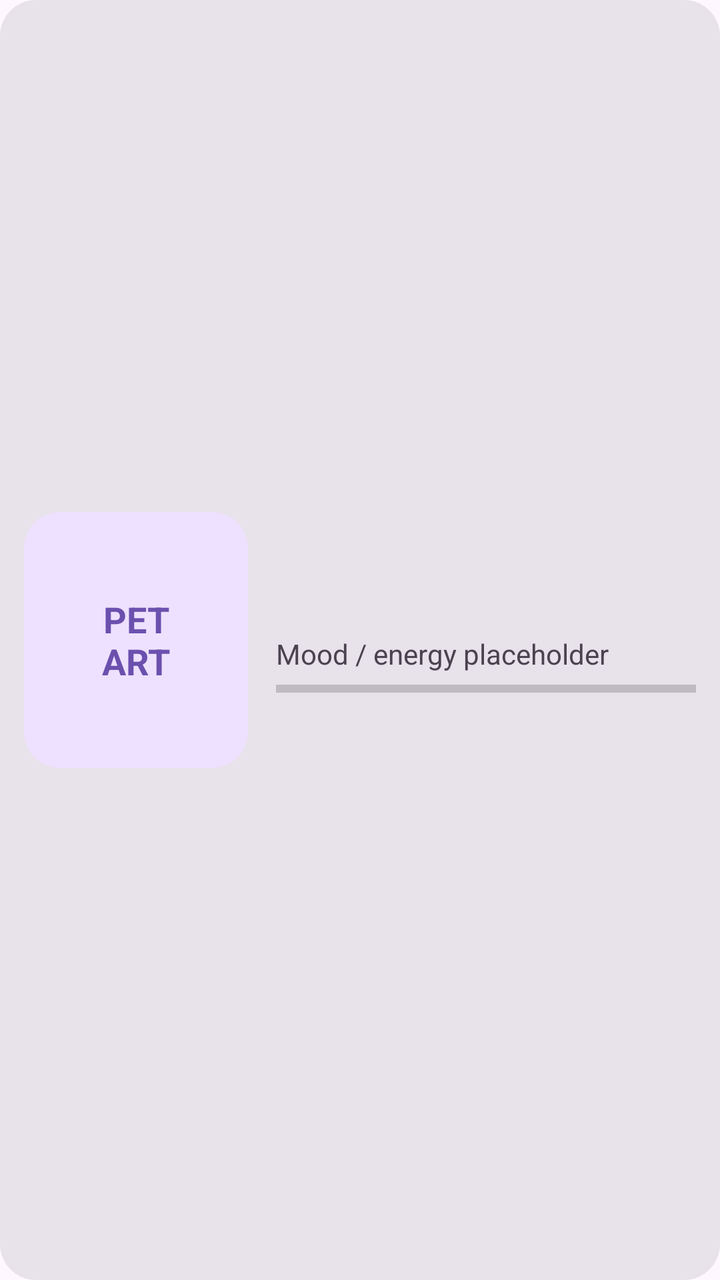
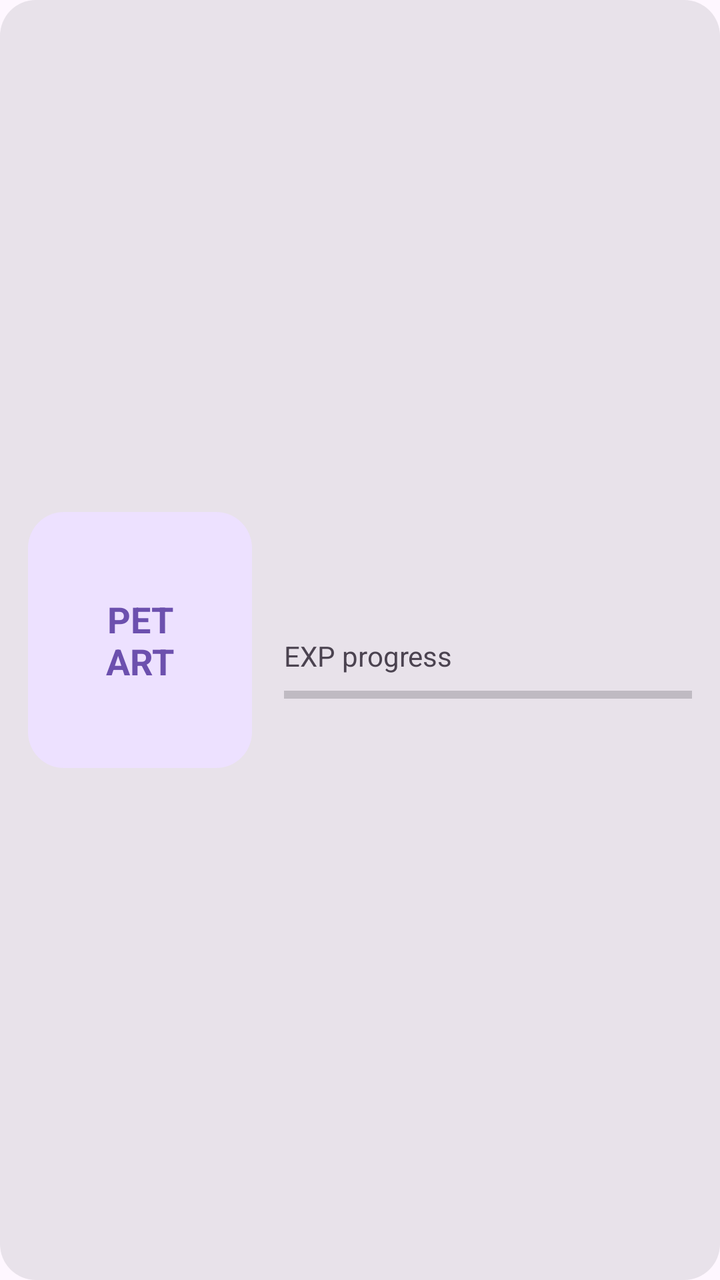

An Android layout rendered at two revisions. The XML below is the earlier revision; the diff shows what the commit changed to produce the second picture.
<!-- AndroidManifest.xml: application theme Theme.FocusPet -->
<!-- res/layout/item_pet_card.xml -->
<?xml version="1.0" encoding="utf-8"?>
<LinearLayout xmlns:android="http://schemas.android.com/apk/res/android"
    android:id="@+id/pet_card"
    android:layout_width="match_parent"
    android:layout_height="158dp"
    android:layout_marginTop="4dp"
    android:layout_marginBottom="4dp"
    android:background="@drawable/bg_focuspet_card"
    android:clickable="true"
    android:focusable="true"
    android:gravity="center_vertical"
    android:orientation="horizontal"
    android:padding="12dp">

    <TextView
        android:id="@+id/pet_image_placeholder"
        android:layout_width="112dp"
        android:layout_height="128dp"
        android:background="@drawable/bg_focuspet_lavender"
        android:contentDescription="Reserved pet artwork"
        android:gravity="center"
        android:text="PET&#10;ART"
        android:textColor="@color/focuspet_purple"
        android:textSize="18sp"
        android:textStyle="bold" />

    <LinearLayout
        android:layout_width="0dp"
        android:layout_height="wrap_content"
        android:layout_marginStart="14dp"
        android:layout_weight="1"
        android:orientation="vertical">

        <TextView
            android:id="@+id/pet_name"
            android:layout_width="match_parent"
            android:layout_height="wrap_content"
            android:textColor="@color/focuspet_text"
            android:textSize="20sp"
            android:textStyle="bold" />

        <TextView
            android:id="@+id/pet_meta"
            android:layout_width="match_parent"
            android:layout_height="wrap_content"
            android:textColor="@color/focuspet_purple"
            android:textSize="15sp" />

        <TextView
            android:id="@+id/pet_mood"
            android:layout_width="match_parent"
            android:layout_height="wrap_content"
            android:text="Mood / energy placeholder"
            android:textColor="@color/focuspet_muted_text"
            android:textSize="14sp" />

        <ProgressBar
            android:id="@+id/pet_progress"
            style="?android:attr/progressBarStyleHorizontal"
            android:layout_width="match_parent"
            android:layout_height="16dp"
            android:max="100"
            android:progressTint="@color/focuspet_purple" />

        <TextView
            android:id="@+id/pet_hint"
            android:layout_width="match_parent"
            android:layout_height="wrap_content"
            android:textColor="@color/focuspet_muted_text"
            android:textSize="13sp" />
    </LinearLayout>
</LinearLayout>
<!-- resources referenced by this layout -->
<resources>
  <color name="focuspet_muted_text">#FF4B4350</color>
  <color name="focuspet_purple">#FF6C50AE</color>
  <color name="focuspet_text">#FF231D26</color>
  <!-- drawable bg_focuspet_card (drawable) -->
  <?xml version="1.0" encoding="utf-8"?>
  <shape xmlns:android="http://schemas.android.com/apk/res/android">
      <solid android:color="@color/focuspet_card" />
      <corners android:radius="@dimen/focuspet_card_radius" />
  </shape>
  <!-- drawable bg_focuspet_lavender (drawable) -->
  <?xml version="1.0" encoding="utf-8"?>
  <shape xmlns:android="http://schemas.android.com/apk/res/android">
      <solid android:color="@color/focuspet_lavender" />
      <corners android:radius="@dimen/focuspet_card_radius" />
  </shape>
  <style name="Theme.FocusPet" parent="Base.Theme.FocusPet" />
  <color name="focuspet_card">#FFE8E2EA</color>
  <dimen name="focuspet_card_radius">18dp</dimen>
  <color name="focuspet_lavender">#FFEDE1FF</color>
  <style name="Base.Theme.FocusPet" parent="Theme.Material3.DayNight.NoActionBar">
          
          
      </style>
</resources>

<!-- the commit's change to res/layout/item_pet_card.xml (unified diff, before → after) -->
@@ -2,7 +2,7 @@
 <LinearLayout xmlns:android="http://schemas.android.com/apk/res/android"
     android:id="@+id/pet_card"
     android:layout_width="match_parent"
-    android:layout_height="158dp"
+    android:layout_height="wrap_content"
     android:layout_marginTop="4dp"
     android:layout_marginBottom="4dp"
     android:background="@drawable/bg_focuspet_card"
@@ -10,7 +10,8 @@
     android:focusable="true"
     android:gravity="center_vertical"
     android:orientation="horizontal"
-    android:padding="12dp">
+    android:minHeight="158dp"
+    android:padding="14dp">
 
     <TextView
         android:id="@+id/pet_image_placeholder"
@@ -27,7 +28,7 @@
     <LinearLayout
         android:layout_width="0dp"
         android:layout_height="wrap_content"
-        android:layout_marginStart="14dp"
+        android:layout_marginStart="16dp"
         android:layout_weight="1"
         android:orientation="vertical">
 
@@ -35,6 +36,8 @@
             android:id="@+id/pet_name"
             android:layout_width="match_parent"
             android:layout_height="wrap_content"
+            android:ellipsize="end"
+            android:maxLines="1"
             android:textColor="@color/focuspet_text"
             android:textSize="20sp"
             android:textStyle="bold" />
@@ -47,10 +50,11 @@
             android:textSize="15sp" />
 
         <TextView
-            android:id="@+id/pet_mood"
+            android:id="@+id/pet_progress_label"
             android:layout_width="match_parent"
             android:layout_height="wrap_content"
-            android:text="Mood / energy placeholder"
+            android:layout_marginTop="4dp"
+            android:text="EXP progress"
             android:textColor="@color/focuspet_muted_text"
             android:textSize="14sp" />
 
@@ -59,6 +63,7 @@
             style="?android:attr/progressBarStyleHorizontal"
             android:layout_width="match_parent"
             android:layout_height="16dp"
+            android:layout_marginTop="2dp"
             android:max="100"
             android:progressTint="@color/focuspet_purple" />
 
